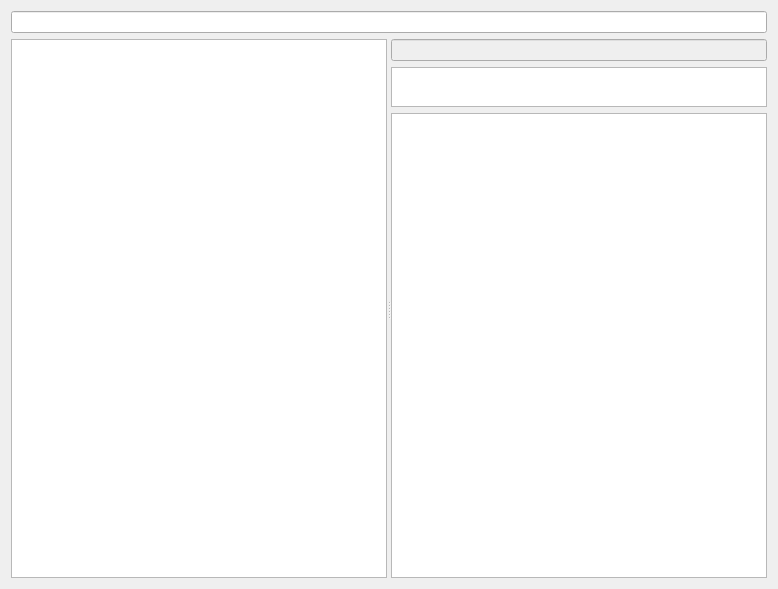
Old version of the form diary_search_dialog.ui in the repository Holence/DongliTeahouseStudio.
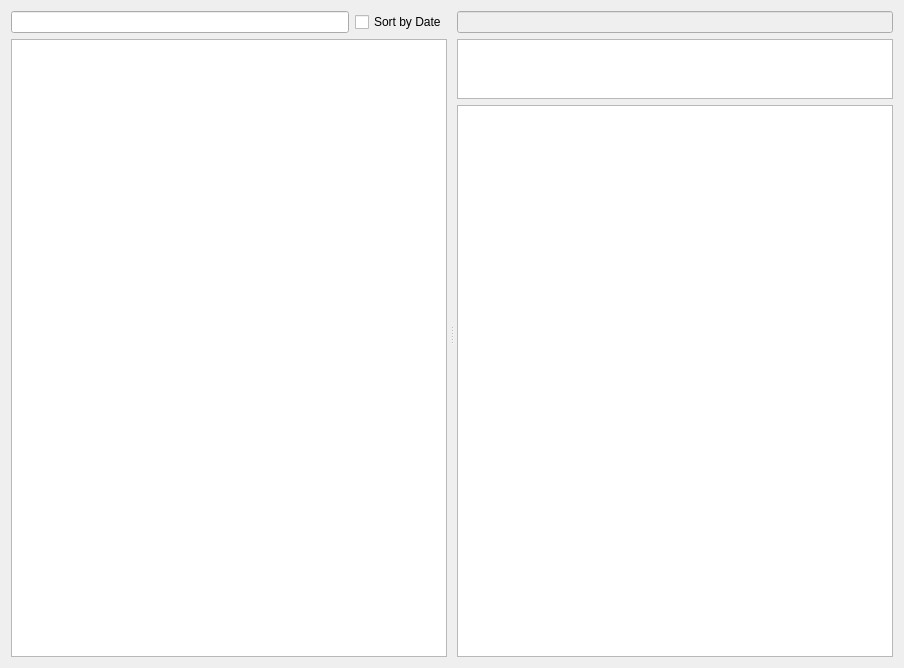
New version of the form. Icons and pictures are not drawn.

```diff
--- a/diary_search_dialog.ui
+++ b/diary_search_dialog.ui
@@ -6,8 +6,8 @@
    <rect>
     <x>0</x>
     <y>0</y>
-    <width>778</width>
-    <height>589</height>
+    <width>904</width>
+    <height>668</height>
    </rect>
   </property>
   <property name="windowTitle">
@@ -17,17 +17,32 @@
    <iconset resource="resource.qrc">
     <normaloff>:/icon/holoico_trans.ico</normaloff>:/icon/holoico_trans.ico</iconset>
   </property>
-  <layout class="QVBoxLayout" name="verticalLayout_3">
-   <item>
-    <layout class="QVBoxLayout" name="verticalLayout">
-     <item>
-      <widget class="QLineEdit" name="lineEdit"/>
-     </item>
+  <layout class="QHBoxLayout" name="horizontalLayout_2">
      <item>
       <widget class="QSplitter" name="splitter">
        <property name="orientation">
         <enum>Qt::Horizontal</enum>
        </property>
+     <property name="handleWidth">
+      <number>10</number>
+     </property>
+     <widget class="QWidget" name="layoutWidget">
+      <layout class="QVBoxLayout" name="verticalLayout">
+       <item>
+        <layout class="QHBoxLayout" name="horizontalLayout">
+         <item>
+          <widget class="QLineEdit" name="lineEdit"/>
+         </item>
+         <item>
+          <widget class="QCheckBox" name="checkBox">
+           <property name="text">
+            <string>Sort by Date</string>
+           </property>
+          </widget>
+         </item>
+        </layout>
+       </item>
+       <item>
        <widget class="QListWidget" name="listWidget">
         <property name="minimumSize">
          <size>
@@ -48,7 +63,10 @@
          <bool>true</bool>
         </property>
        </widget>
-       <widget class="QWidget" name="layoutWidget">
+       </item>
+      </layout>
+     </widget>
+     <widget class="QWidget" name="layoutWidget1">
         <layout class="QVBoxLayout" name="verticalLayout_2">
          <item>
           <widget class="QLineEdit" name="lineEdit_date">
@@ -68,7 +86,7 @@
            <property name="maximumSize">
             <size>
              <width>16777215</width>
-             <height>40</height>
+           <height>60</height>
             </size>
            </property>
            <property name="dragEnabled">
@@ -125,8 +143,6 @@
         </layout>
        </widget>
       </widget>
-     </item>
-    </layout>
    </item>
   </layout>
  </widget>
```
Lines whose indentation alone changed are shown as unchanged.
